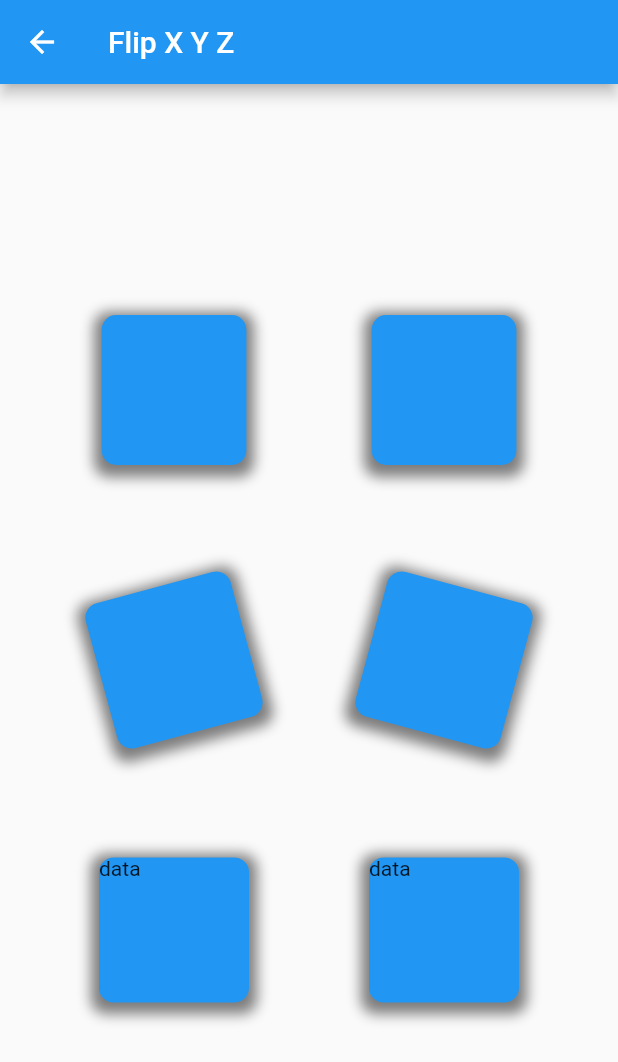
After one commit to saagarkafle/projectB, a Flutter app: the FlipY screen opened by its route, on a phone screen of 412 x 824 dp. The commit adds this screen. Shown: the top 1062 px of the screen. Run offline on Flutter 3.47's test engine with Material 2 defaults, Android fonts, the phone set to English and light mode, and no system bars; our stand-ins replace accordion, curved_navigation_bar, flutter_modular, flutter_screenutil, google_fonts, just_audio and 2 more.

Commit message:
card flip animation done

```diff
--- /dev/null
+++ b/lib/UI/screens/filp_card.dart
@@ -0,0 +1,154 @@
+import 'dart:math';
+
+import 'package:flutter/material.dart';
+
+class FlipY extends StatefulWidget {
+  const FlipY({super.key});
+
+  @override
+  State<FlipY> createState() => _FlipYState();
+}
+
+class _FlipYState extends State<FlipY> with SingleTickerProviderStateMixin {
+  late AnimationController _controller;
+  late Animation _animation;
+
+  @override
+  void initState() {
+    super.initState();
+    _controller =
+        AnimationController(vsync: this, duration: const Duration(seconds: 2));
+    _animation = Tween<double>(begin: 1, end: 2 * pi).animate(_controller);
+    _controller.repeat();
+  }
+
+  @override
+  void dispose() {
+    _controller.dispose();
+    super.dispose();
+  }
+
+  @override
+  Widget build(BuildContext context) {
+    return Scaffold(
+      appBar: AppBar(title: const Text('Flip X Y Z')),
+      body: Center(
+          child: AnimatedBuilder(
+        animation: _controller,
+        builder: (context, child) {
+          return Wrap(
+            spacing: 80,
+            runSpacing: 80,
+            children: [
+              Transform(
+                alignment: Alignment.center,
+                transform: Matrix4.identity()..rotateY(((_animation.value))),
+                child: Container(
+                    height: 100,
+                    width: 100,
+                    decoration: BoxDecoration(
+                        color: Colors.blue,
+                        borderRadius: BorderRadius.circular(10),
+                        boxShadow: [
+                          BoxShadow(
+                              color: Colors.black.withOpacity(0.5),
+                              spreadRadius: 5,
+                              blurRadius: 7,
+                              offset: const Offset(0, 3))
+                        ])),
+              ),
+              Transform(
+                alignment: Alignment.center,
+                transform: Matrix4.identity()..rotateY(((-_animation.value))),
+                child: Container(
+                    height: 100,
+                    width: 100,
+                    decoration: BoxDecoration(
+                        color: Colors.blue,
+                        borderRadius: BorderRadius.circular(10),
+                        boxShadow: [
+                          BoxShadow(
+                              color: Colors.black.withOpacity(0.5),
+                              spreadRadius: 5,
+                              blurRadius: 7,
+                              offset: const Offset(0, 3))
+                        ])),
+              ),
+              Transform(
+                alignment: Alignment.center,
+                transform: Matrix4.identity()..rotateZ(((_animation.value))),
+                child: Container(
+                    height: 100,
+                    width: 100,
+                    decoration: BoxDecoration(
+                        color: Colors.blue,
+                        borderRadius: BorderRadius.circular(10),
+                        boxShadow: [
+                          BoxShadow(
+                              color: Colors.black.withOpacity(0.5),
+                              spreadRadius: 5,
+                              blurRadius: 7,
+                              offset: const Offset(0, 3))
+                        ])),
+              ),
+              Transform(
+                alignment: Alignment.center,
+                transform: Matrix4.identity()..rotateZ(((-_animation.value))),
+                child: Container(
+                    height: 100,
+                    width: 100,
+                    decoration: BoxDecoration(
+                        color: Colors.blue,
+                        borderRadius: BorderRadius.circular(10),
+                        boxShadow: [
+                          BoxShadow(
+                              color: Colors.black.withOpacity(0.5),
+                              spreadRadius: 5,
+                              blurRadius: 7,
+                              offset: const Offset(0, 3))
+                        ])),
+              ),
+              Transform(
+                alignment: Alignment.center,
+                transform: Matrix4.identity()..rotateX(((_animation.value))),
+                child: Container(
+                    height: 100,
+                    width: 100,
+                    decoration: BoxDecoration(
+                        color: Colors.blue,
+                        borderRadius: BorderRadius.circular(10),
+                        boxShadow: [
+                          BoxShadow(
+                              color: Colors.black.withOpacity(0.5),
+                              spreadRadius: 5,
+                              blurRadius: 7,
+                              offset: const Offset(0, 3))
+                        ]),
+                    child: const Text('data')),
+              ),
+              Transform(
+                alignment: Alignment.center,
+                transform: Matrix4.identity()
+                  ..rotateX(((_animation.value * -1))),
+                child: Container(
+                    height: 100,
+                    width: 100,
+                    decoration: BoxDecoration(
+                        color: Colors.blue,
+                        borderRadius: BorderRadius.circular(10),
+                        boxShadow: [
+                          BoxShadow(
+                              color: Colors.black.withOpacity(0.5),
+                              spreadRadius: 5,
+                              blurRadius: 7,
+                              offset: const Offset(0, 3))
+                        ]),
+                    child: const Text('data')),
+              ),
+            ],
+          );
+        },
+      )),
+    );
+  }
+}
--- a/lib/UI/screens/home_page.dart
+++ b/lib/UI/screens/home_page.dart
@@ -26,6 +26,7 @@ class HomePage extends StatelessWidget {
                 child: Wrap(
                   alignment: WrapAlignment.center,
                   spacing: 10.w,
+                  runAlignment: WrapAlignment.start,
                   runSpacing: 10.h,
                   crossAxisAlignment: WrapCrossAlignment.start,
                   children: [
@@ -73,6 +74,9 @@ class HomePage extends StatelessWidget {
                     CustomCard(
                         title: 'Loading',
                         onPressed: () => Modular.to.pushNamed('/loading')),
+                    CustomCard(
+                        title: 'Transform',
+                        onPressed: () => Modular.to.pushNamed('/flip')),
                   ],
                 ),
               ),
--- a/lib/app.dart
+++ b/lib/app.dart
@@ -15,6 +15,7 @@ import 'UI/screens/shimmer_page.dart';
 import 'UI/screens/custom_paint.dart';
 import 'UI/screens/stretchy_header.dart';
 import 'UI/screens/test_page.dart';
+import 'UI/screens/filp_card.dart';
 import 'UI/screens/tween_page.dart';
 
 class AppModule extends Module {
@@ -86,5 +87,9 @@ class AppModule extends Module {
             child: (context, args) => const LoadingPage(),
             transition: TransitionType.fadeIn,
             duration: const Duration(milliseconds: 600)),
+        ChildRoute('/flip',
+            child: (context, args) => const FlipY(),
+            transition: TransitionType.fadeIn,
+            duration: const Duration(milliseconds: 600)),
       ];
 }
```
